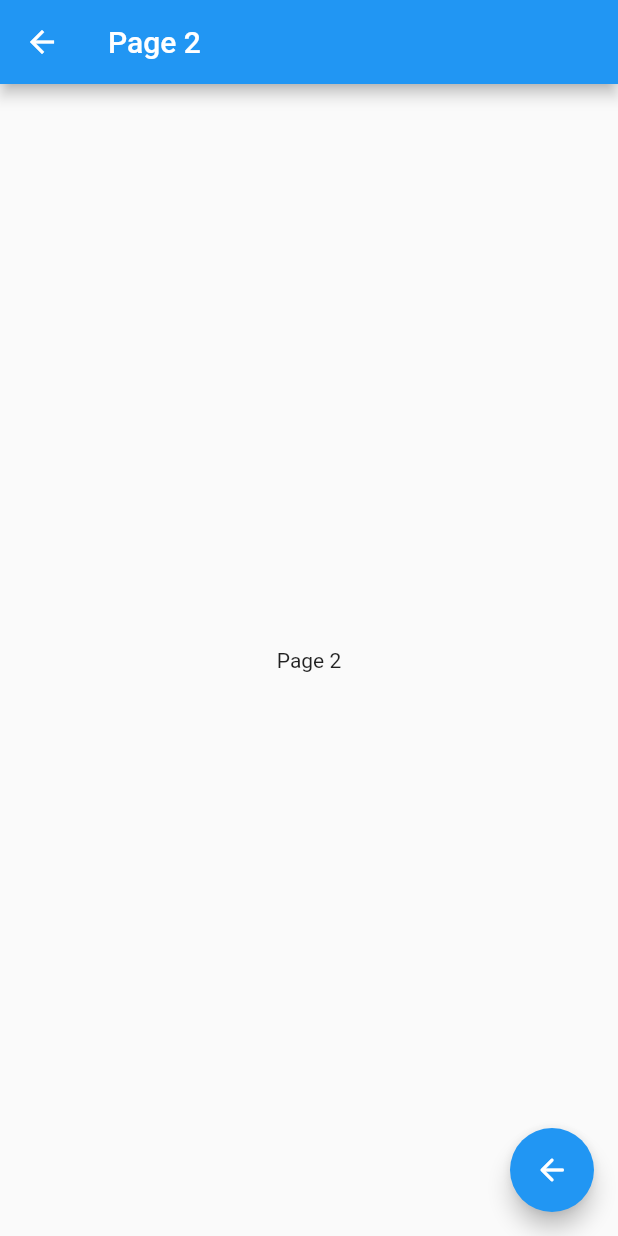
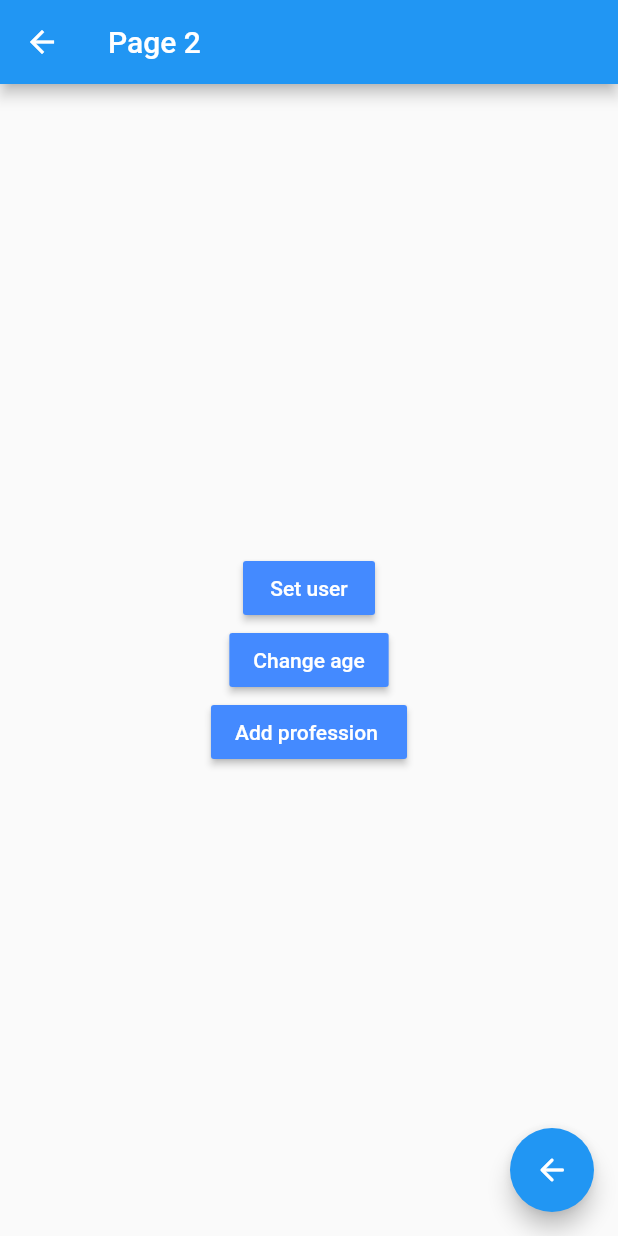
Before and after one commit to urielexis64/flutter_state_patterns, a Flutter app: the screen it shows after launch, after a tap on the "arrow forward" icon, on a phone screen of 412 x 824 dp. Run offline on Flutter 3.47's test engine with Material 2 defaults, Android fonts, the phone set to English and light mode, and no system bars.

Commit message:
feat: :sparkles: finish singleton status pattern

```diff
--- a/lib/main.dart
+++ b/lib/main.dart
@@ -8,6 +8,7 @@ class MyApp extends StatelessWidget {
   @override
   Widget build(BuildContext context) {
     return MaterialApp(
+      debugShowCheckedModeBanner: false,
       title: 'Material App',
       initialRoute: 'page1',
       routes: {
--- a/lib/pages/page1_page.dart
+++ b/lib/pages/page1_page.dart
@@ -1,4 +1,6 @@
 import 'package:flutter/material.dart';
+import 'package:status/models/user.dart';
+import 'package:status/services/user_service.dart';
 
 class Page1Page extends StatelessWidget {
   @override
@@ -7,10 +9,57 @@ class Page1Page extends StatelessWidget {
         appBar: AppBar(
           title: Text('Page 1'),
         ),
-        body: Center(child: Text('Page 1')),
+        body: StreamBuilder(
+          stream: userService.userStream,
+          builder: (BuildContext context, AsyncSnapshot<User> snapshot) {
+            return snapshot.hasData
+                ? UserInfo(snapshot.data)
+                : Center(
+                    child: Text('There is no user info.'),
+                  );
+          },
+        ),
         floatingActionButton: FloatingActionButton(
           onPressed: () => Navigator.pushNamed(context, 'page2'),
           child: Icon(Icons.arrow_forward_rounded),
         ));
   }
 }
+
+class UserInfo extends StatelessWidget {
+  final User user;
+
+  UserInfo(this.user);
+
+  @override
+  Widget build(BuildContext context) {
+    return Container(
+      height: double.infinity,
+      width: double.infinity,
+      padding: EdgeInsets.all(20),
+      child: Column(
+        crossAxisAlignment: CrossAxisAlignment.start,
+        children: [
+          Text(
+            'General',
+            style: TextStyle(fontSize: 18, fontWeight: FontWeight.bold),
+          ),
+          Divider(),
+          ListTile(title: Text('Name: ${user.name}')),
+          ListTile(title: Text('Age: ${user.age}')),
+          Text(
+            'Professions',
+            style: TextStyle(fontSize: 18, fontWeight: FontWeight.bold),
+          ),
+          Divider(),
+          ...List.generate(
+                  user.professions.length,
+                  (index) => ListTile(
+                      title: Text(
+                          'Profession ${index + 1}: ${user.professions[index]}')))
+              .toList()
+        ],
+      ),
+    );
+  }
+}
--- a/lib/pages/page2_page.dart
+++ b/lib/pages/page2_page.dart
@@ -1,13 +1,46 @@
 import 'package:flutter/material.dart';
+import 'package:status/models/user.dart';
+import 'package:status/services/user_service.dart';
 
 class Page2Page extends StatelessWidget {
   @override
   Widget build(BuildContext context) {
     return Scaffold(
         appBar: AppBar(
-          title: Text('Page 2'),
+          title: StreamBuilder(
+            stream: userService.userStream,
+            builder: (BuildContext context, AsyncSnapshot<User> snapshot) {
+              return Text(snapshot.hasData ? snapshot.data.name : 'Page 2');
+            },
+          ),
         ),
-        body: Center(child: Text('Page 2')),
+        body: Center(
+            child: Column(
+          mainAxisAlignment: MainAxisAlignment.center,
+          children: [
+            MaterialButton(
+              onPressed: () {
+                userService.user = new User(
+                    age: 21, name: 'Uriel', professions: ['Systems Engineer']);
+              },
+              color: Colors.blueAccent,
+              child: Text('Set user', style: TextStyle(color: Colors.white)),
+            ),
+            MaterialButton(
+              onPressed: () {
+                userService.changeAge(22);
+              },
+              color: Colors.blueAccent,
+              child: Text('Change age', style: TextStyle(color: Colors.white)),
+            ),
+            MaterialButton(
+              onPressed: () {},
+              color: Colors.blueAccent,
+              child: Text('Add profession ',
+                  style: TextStyle(color: Colors.white)),
+            ),
+          ],
+        )),
         floatingActionButton: FloatingActionButton(
           onPressed: () => Navigator.pop(context),
           child: Icon(Icons.arrow_back_rounded),
```
